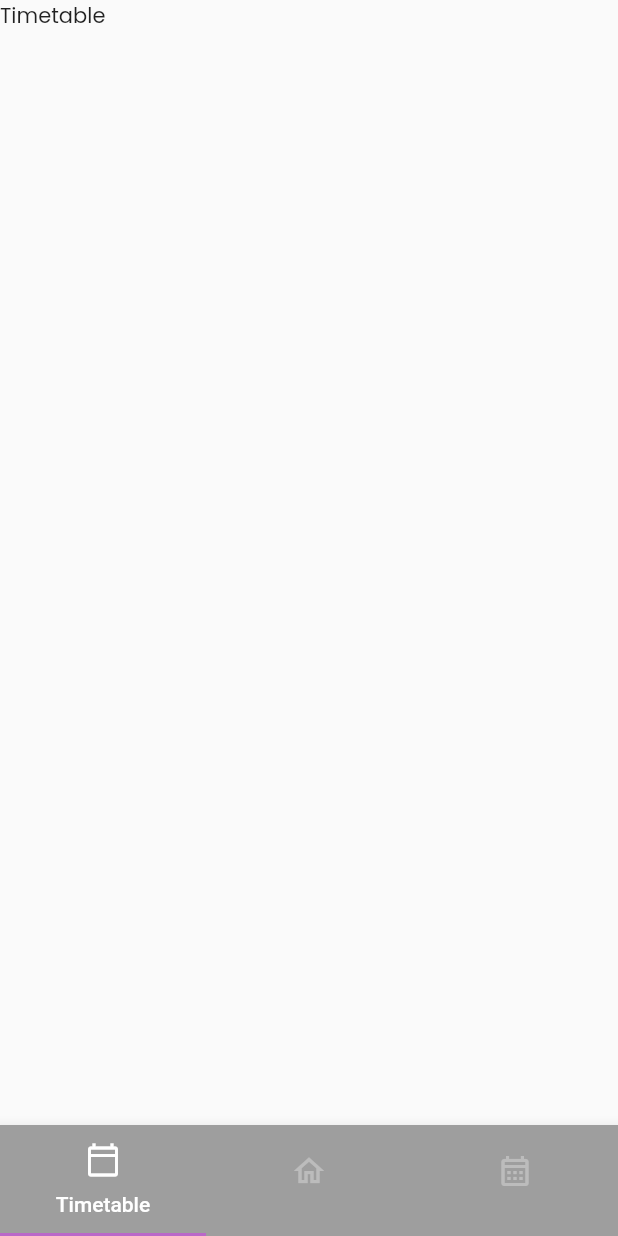
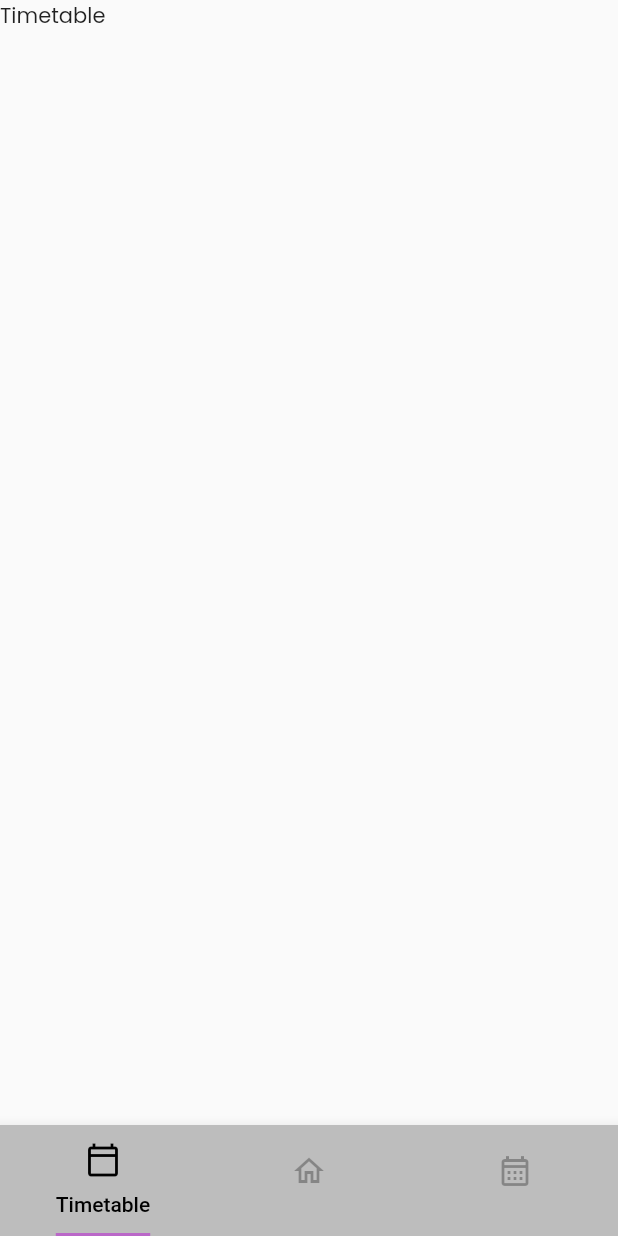
Before and after one commit to whitetxt/planner_app, a Flutter app: the screen it shows after launch, on a phone screen of 412 x 824 dp. Run offline on Flutter 3.47's test engine with Material 2 defaults, Android fonts, the phone set to English and light mode, and no system bars; our stand-ins replace google_fonts.

Commit message:
Update NavBar

```diff
--- a/lib/main.dart
+++ b/lib/main.dart
@@ -51,41 +51,9 @@ class _MyHomePageState extends State<MyHomePage>
   @override
   Widget build(BuildContext context) {
     return Scaffold(
-      /*bottomNavigationBar: BottomNavigationBar(
-        onTap: (int idx) => {
-          setState(() {
-            _page = idx;
-          })
-        },
-        currentIndex: _page,
-        elevation: 8,
-        showUnselectedLabels: false,
-        type: BottomNavigationBarType.shifting,
-        selectedItemColor: Colors.blue.shade400,
-        unselectedItemColor: Colors.grey.shade500,
-        enableFeedback: true,
-        items: const <BottomNavigationBarItem>[
-          BottomNavigationBarItem(
-            icon: Icon(Icons.calendar_today_outlined),
-            label: "Timetable",
-          ),
-          BottomNavigationBarItem(
-            icon: Icon(Icons.home_outlined),
-            label: "Dashboard",
-          ),
-          BottomNavigationBarItem(
-            icon: Icon(Icons.calendar_month_outlined),
-            label: "Events",
-          ),
-        ],
-      ),
-      body: const <Widget>[
-        Text("Timetable"),
-        Text("Dashboard"),
-        Text("Events"),
-      ][_page],*/
       body: TabBarView(
         controller: _tabController,
+        physics: const BouncingScrollPhysics(),
         children: const [
           Text("Timetable"),
           Text("Dashboard"),
@@ -93,27 +61,39 @@ class _MyHomePageState extends State<MyHomePage>
         ],
       ),
       bottomNavigationBar: BottomAppBar(
+        elevation: 8,
         child: Container(
-          color: Colors.grey.shade500,
+          color: Colors.grey.shade400,
           child: TabBar(
             controller: _tabController,
-            unselectedLabelColor: const Color(0x50FFFFFF),
+            unselectedLabelColor: const Color.fromARGB(75, 0, 0, 0),
             unselectedLabelStyle: const TextStyle(
               fontSize: 0,
             ),
+            labelColor: const Color.fromARGB(255, 0, 0, 0),
             indicatorColor: Colors.purple.shade300,
+            indicatorSize: TabBarIndicatorSize.label,
             tabs: const <Widget>[
-              Tab(
+              Tooltip(
+                message: "Timetable",
+                child: Tab(
                   icon: Icon(Icons.calendar_today_outlined),
                   child: Text("Timetable"),
                 ),
-              Tab(
+              ),
+              Tooltip(
+                message: "Dashboard",
+                child: Tab(
                   icon: Icon(Icons.home_outlined),
                   child: Text("Dashboard"),
                 ),
-              Tab(
+              ),
+              Tooltip(
+                message: "Events",
+                child: Tab(
                   icon: Icon(Icons.calendar_month_outlined),
                   child: Text("Events"),
+                ),
               ),
             ],
           ),
```
Lines whose indentation alone changed are shown as unchanged.
